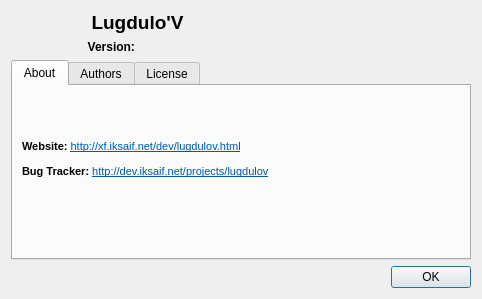
Above: lugdulov/aboutdialog.ui from iksaif/lugdulov before the change. Below: the same form after it.
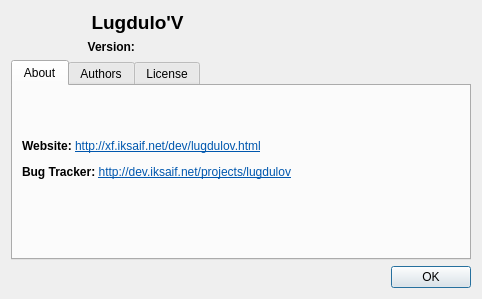
That is the form after the change. Icons and pictures are not drawn.

Commit message: maemo5: make about dialog reabable on maemo 5

Patch:
```diff
--- a/lugdulov/aboutdialog.ui
+++ b/lugdulov/aboutdialog.ui
@@ -79,7 +79,7 @@
           <string>&lt;!DOCTYPE HTML PUBLIC &quot;-//W3C//DTD HTML 4.0//EN&quot; &quot;http://www.w3.org/TR/REC-html40/strict.dtd&quot;&gt;
 &lt;html&gt;&lt;head&gt;&lt;meta name=&quot;qrichtext&quot; content=&quot;1&quot; /&gt;&lt;style type=&quot;text/css&quot;&gt;
 p, li { white-space: pre-wrap; }
-&lt;/style&gt;&lt;/head&gt;&lt;body style=&quot; font-family:'DejaVu Sans'; font-size:8pt; font-weight:400; font-style:normal;&quot;&gt;
+&lt;/style&gt;&lt;/head&gt;&lt;body style=&quot; font-family:'DejaVu Sans'; font-style:normal;&quot;&gt;
 &lt;p style=&quot; margin-top:0px; margin-bottom:0px; margin-left:0px; margin-right:0px; -qt-block-indent:0; text-indent:0px;&quot;&gt;&lt;span style=&quot; font-weight:600;&quot;&gt;Website:&lt;/span&gt; &lt;a href=&quot;http://xf.iksaif.net/dev/lugdulov.html&quot;&gt;&lt;span style=&quot; text-decoration: underline; color:#0057ae;&quot;&gt;http://xf.iksaif.net/dev/lugdulov.html&lt;/span&gt;&lt;/a&gt;&lt;/p&gt;
 &lt;p style=&quot; margin-top:12px; margin-bottom:12px; margin-left:0px; margin-right:0px; -qt-block-indent:0; text-indent:0px;&quot;&gt;&lt;span style=&quot; font-weight:600;&quot;&gt;Bug Tracker: &lt;/span&gt;&lt;a href=&quot;http://dev.iksaif.net/projects/lugdulov&quot;&gt;&lt;span style=&quot; text-decoration: underline; color:#0057ae;&quot;&gt;http://dev.iksaif.net/projects/lugdulov&lt;/span&gt;&lt;/a&gt;&lt;/p&gt;
 &lt;p style=&quot; margin-top:12px; margin-bottom:12px; margin-left:0px; margin-right:0px; -qt-block-indent:0; text-indent:0px;&quot;&gt;&lt;a href=&quot;https://www.paypal.com/cgi-bin/webscr?cmd=_donations&amp;amp;business=corentincj@iksaif.net&amp;amp;lc=US&amp;amp;item_name=Lugdulo'V&amp;amp;currency_code=EUR&amp;amp;bn=PP%2dDonationsBF%3abtn_donate_SM%2egif%3aNonHosted&quot;&gt;&lt;img src=&quot;:/res/paypal.gif&quot; /&gt;&lt;/a&gt; &lt;a href=&quot;https://flattr.com/thing/74339/LugduloV&quot;&gt;&lt;img src=&quot;:/res/flattr.png&quot; /&gt;&lt;/a&gt;&lt;/p&gt;&lt;/body&gt;&lt;/html&gt;</string>
```
Left out of the diff: 4 changed lines with no effect on the pictures. The commit also changes 1 other file.
